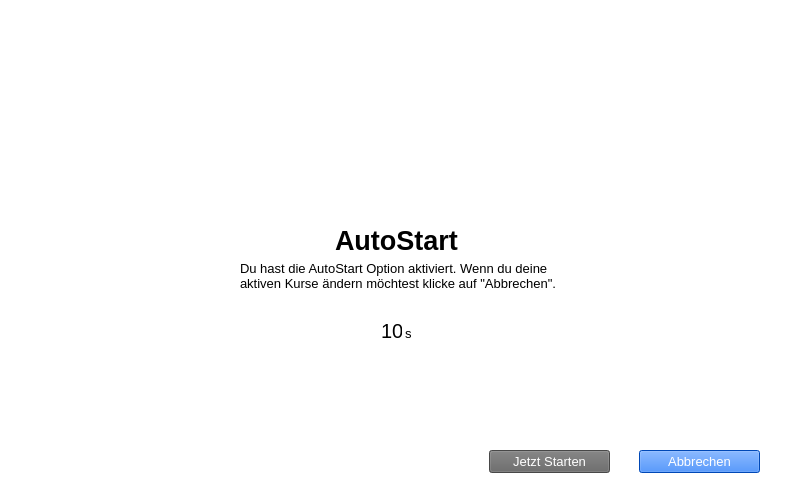
Old version of the form IliasCrawler/resources/AutoStartView.ui in the repository HannesHipp/IliasCrawler.
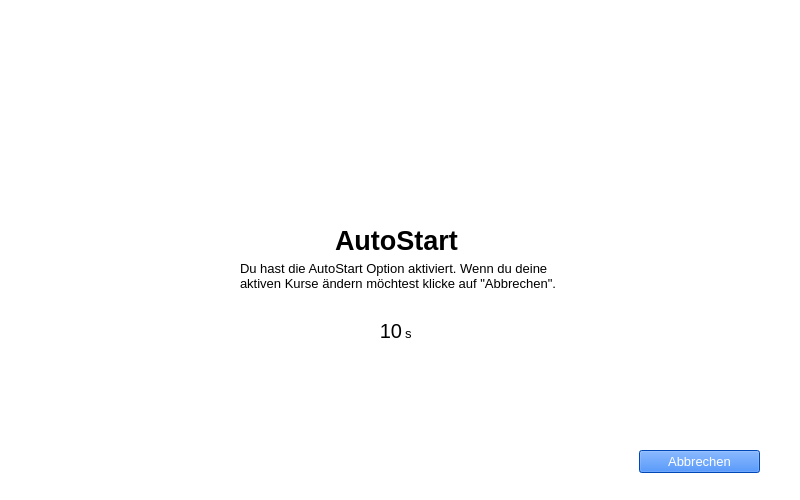
New version of the form.

```diff
--- a/IliasCrawler/resources/AutoStartView.ui
+++ b/IliasCrawler/resources/AutoStartView.ui
@@ -49,6 +49,9 @@
     <property name="text">
      <string>10</string>
     </property>
+    <property name="alignment">
+     <set>Qt::AlignRight|Qt::AlignTrailing|Qt::AlignVCenter</set>
+    </property>
    </widget>
    <widget class="QLabel" name="label_seconds">
     <property name="geometry">
@@ -109,36 +112,6 @@
      <bool>false</bool>
     </property>
    </widget>
-   <widget class="QPushButton" name="button_start">
-    <property name="geometry">
-     <rect>
-      <x>490</x>
-      <y>450</y>
-      <width>121</width>
-      <height>23</height>
-     </rect>
-    </property>
-    <property name="font">
-     <font>
-      <family>Segoe UI</family>
-      <pointsize>10</pointsize>
-     </font>
-    </property>
-    <property name="styleSheet">
-     <string notr="true">background-color: rgb(101, 101, 101);
-color: rgb(255, 255, 255);
-border-radius: 20p;</string>
-    </property>
-    <property name="text">
-     <string>Jetzt Starten</string>
-    </property>
-    <property name="checkable">
-     <bool>false</bool>
-    </property>
-    <property name="checked">
-     <bool>false</bool>
-    </property>
-   </widget>
   </widget>
   <widget class="QLabel" name="label_description">
    <property name="geometry">
```
